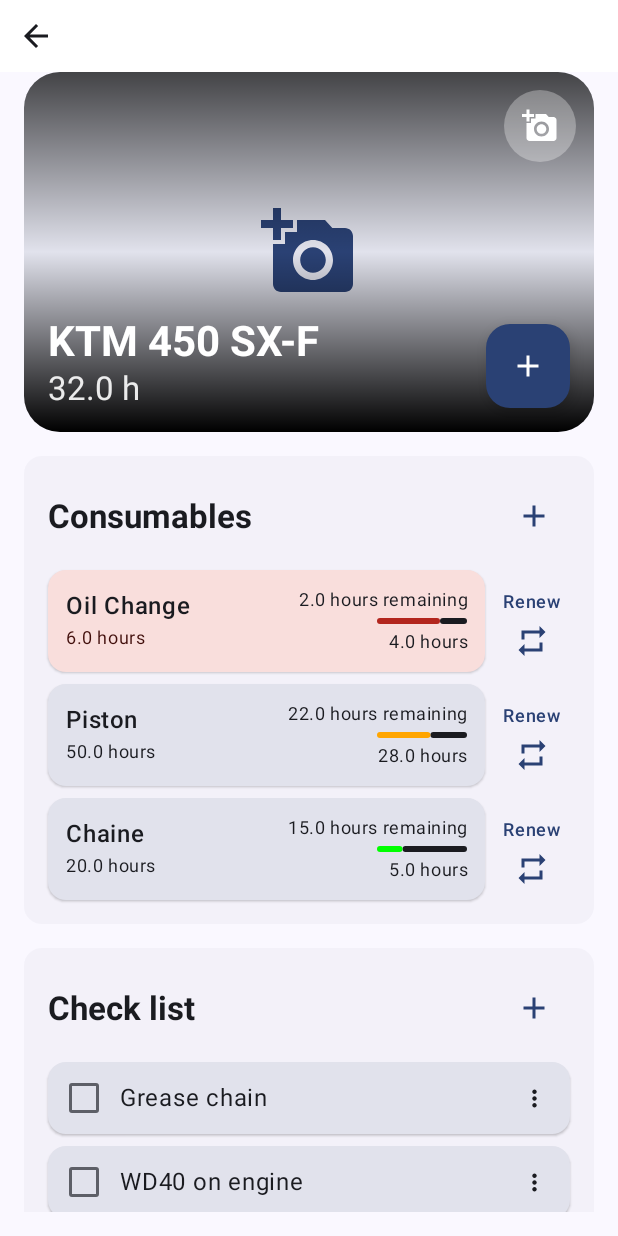
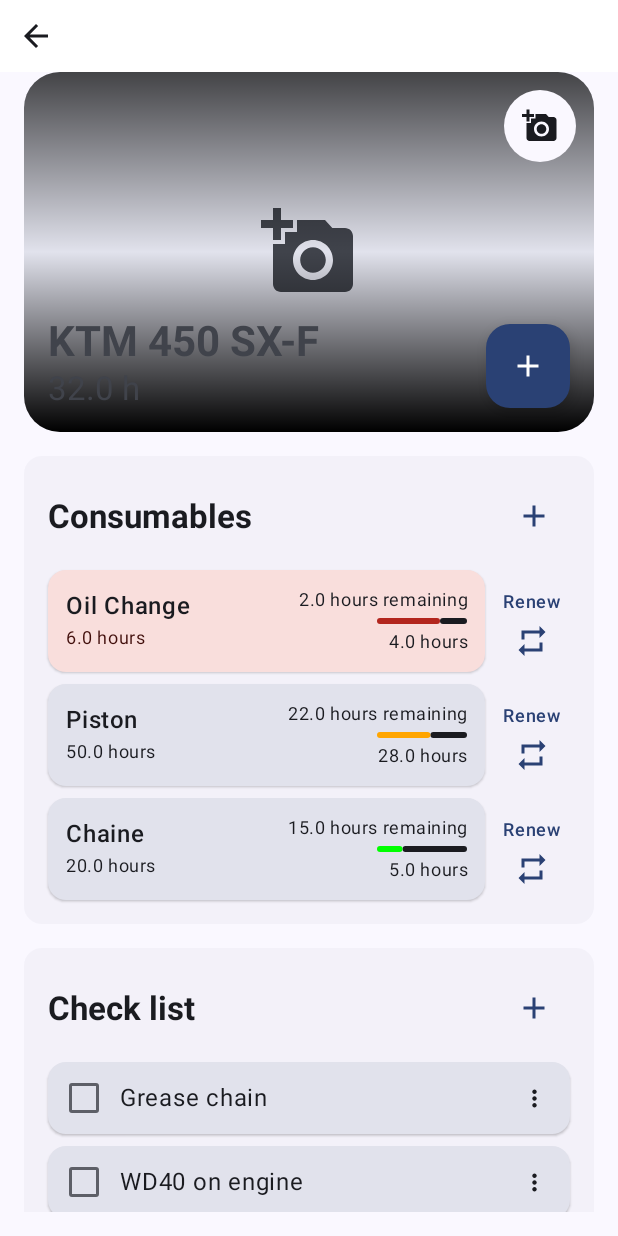
Before and after one commit to Z3nk/Motorcycle-Manager, an Android app built with Jetpack Compose: the @Preview function BikeDetailsPreview, on a phone screen of 412 x 824 dp. Run offline under Robolectric (Android 15) with nearby library versions, the phone set to English and light mode, and no system bars; libraries missing offline, so code that uses them is left out: androidx.hilt.lifecycle.

Commit message:
design(): remove not material colors

```diff
--- a/app/src/main/java/fr/zunkit/motorcyclemanager/presentation/bikedetails/composables/BikeSection.kt
+++ b/app/src/main/java/fr/zunkit/motorcyclemanager/presentation/bikedetails/composables/BikeSection.kt
@@ -75,7 +75,7 @@ fun BikeSection(
                     imageVector = Icons.Default.AddAPhoto,
                     contentDescription = "Add a picture",
                     modifier = Modifier.size(64.dp),
-                    tint = MaterialTheme.colorScheme.primary
+                    tint = MaterialTheme.colorScheme.onSurfaceVariant
                 )
             }
         }
@@ -102,13 +102,13 @@ fun BikeSection(
             Text(
                 text = bike.name,
                 style = MaterialTheme.typography.headlineMedium,
-                color = Color.White,
+                color = MaterialTheme.colorScheme.onSurfaceVariant,
                 fontWeight = FontWeight.Bold
             )
             Text(
                 text = "${bike.totalHours} h",
                 style = MaterialTheme.typography.titleLarge,
-                color = Color.White.copy(alpha = 0.9f)
+                color = MaterialTheme.colorScheme.onSurfaceVariant
             )
         }
 
@@ -121,7 +121,7 @@ fun BikeSection(
         ) {
             Icon(Icons.Default.Add,
                 contentDescription = "Add hours",
-                tint = Color.White)
+                tint = MaterialTheme.colorScheme.onPrimary)
         }
 
         IconButton(
@@ -130,12 +130,12 @@ fun BikeSection(
                 .align(Alignment.TopEnd)
                 .padding(16.dp)
                 .size(40.dp)
-                .background(Color.White.copy(alpha = 0.3f), CircleShape)
+                .background(MaterialTheme.colorScheme.surface, CircleShape)
         ) {
             Icon(
                 imageVector = if (bike.photoUri != null) Icons.Default.PhotoCamera else Icons.Default.AddAPhoto,
                 contentDescription = "Change picture",
-                tint = Color.White
+                tint = MaterialTheme.colorScheme.onSurface
             )
         }
     }
```
